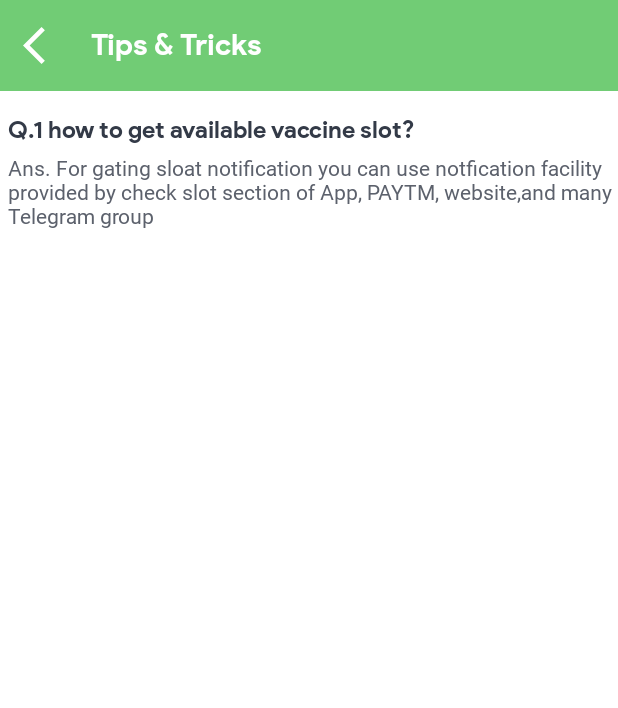
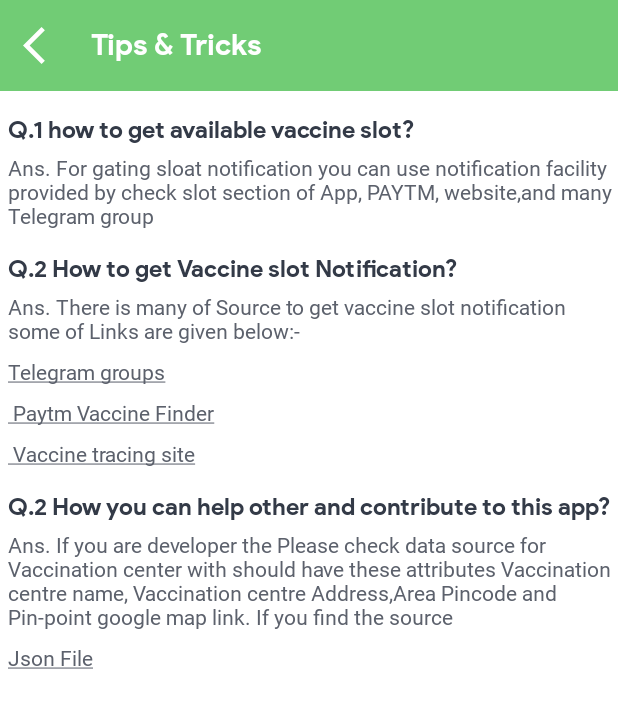
Before and after one commit to Marvel999/VCenter-Map, an Android app: the InfoActivity screen opened directly, with no data from a screen before it, on a phone screen of 412 x 824 dp. Shown: the top 708 px of the screen. Run offline under Robolectric (Android 15) with nearby library versions, the phone set to English and light mode, and no system bars.

Commit message:
Add content on info page

```diff
--- a/app/src/main/java/com/WrapX/vcentremap/InfoActivity.kt
+++ b/app/src/main/java/com/WrapX/vcentremap/InfoActivity.kt
@@ -2,6 +2,7 @@ package com.WrapX.vcentremap
 
 import androidx.appcompat.app.AppCompatActivity
 import android.os.Bundle
+import android.text.method.LinkMovementMethod
 import android.widget.ImageView
 import android.widget.TextView
 
@@ -9,15 +10,31 @@ class InfoActivity : AppCompatActivity() {
 
     private lateinit var backBtn:ImageView
     private lateinit var title:TextView
+    private lateinit var telegram:TextView
+    private lateinit var website:TextView
+    private lateinit var paytmFinder:TextView
     override fun onCreate(savedInstanceState: Bundle?) {
         super.onCreate(savedInstanceState)
         setContentView(R.layout.activity_info)
         backBtn=findViewById(R.id.back_btn)
         title=findViewById(R.id.title)
+        website=findViewById(R.id.website)
+        paytmFinder=findViewById(R.id.ptmfinder)
+        telegram=findViewById(R.id.telegramGroup)
         title.text="Tips & Tricks"
+        setClickableText()
         backBtn.setOnClickListener {
             onBackPressed()
         }
 
+
+
+    }
+
+    fun setClickableText(){
+        website.setMovementMethod(LinkMovementMethod.getInstance());
+        paytmFinder.setMovementMethod(LinkMovementMethod.getInstance());
+        telegram.setMovementMethod(LinkMovementMethod.getInstance());
+
     }
 }
--- a/app/src/main/res/layout/activity_info.xml
+++ b/app/src/main/res/layout/activity_info.xml
@@ -54,6 +54,116 @@
 
     </LinearLayout>
 
+
+
+    <LinearLayout
+        android:layout_width="match_parent"
+        android:layout_height="wrap_content"
+        android:orientation="vertical">
+
+        <TextView
+            android:id="@+id/qTitleTwo"
+            android:layout_width="match_parent"
+            android:layout_height="wrap_content"
+            android:fontFamily="@font/product_sans_bold"
+            android:textSize="16sp"
+            android:layout_marginTop="15dp"
+            android:textColor="@color/darkText"
+            android:text="@string/secondQuestion"
+            />
+
+        <TextView
+            android:id="@+id/answerTwo"
+            android:layout_width="match_parent"
+            android:layout_height="wrap_content"
+            android:fontFamily="@font/product_sans"
+            android:textSize="14sp"
+            android:layout_marginTop="5dp"
+            android:textColor="@color/liteText"
+            android:text="@string/secondAnswer"
+            />
+
+        <TextView
+            android:id="@+id/telegramGroup"
+            android:layout_width="match_parent"
+            android:layout_height="wrap_content"
+            android:fontFamily="@font/product_sans"
+            android:textSize="14sp"
+            android:clickable="true"
+            android:layout_marginTop="8dp"
+            android:textColor="@color/colorPrimary"
+            android:text="@string/VaccineAlert"
+             />
+        <TextView
+            android:id="@+id/ptmfinder"
+            android:layout_width="match_parent"
+            android:layout_height="wrap_content"
+            android:fontFamily="@font/product_sans"
+            android:textSize="14sp"
+            android:clickable="true"
+            android:layout_marginTop="8dp"
+            android:textColor="@color/colorPrimary"
+            android:text="@string/PaytmVFinder"
+            />
+        <TextView
+            android:id="@+id/website"
+            android:layout_width="match_parent"
+            android:layout_height="wrap_content"
+            android:fontFamily="@font/product_sans"
+            android:textSize="14sp"
+            android:clickable="true"
+            android:layout_marginTop="8dp"
+            android:textColor="@color/colorPrimary"
+            android:text="@string/vcovidTracker"
+       />
+
+    </LinearLayout>
+
+
+
+
+
+            <LinearLayout
+                android:layout_width="match_parent"
+                android:layout_height="wrap_content"
+                android:orientation="vertical">
+
+                <TextView
+                    android:id="@+id/qTitleThree"
+                    android:layout_width="match_parent"
+                    android:layout_height="wrap_content"
+                    android:fontFamily="@font/product_sans_bold"
+                    android:textSize="16sp"
+                    android:layout_marginTop="15dp"
+                    android:textColor="@color/darkText"
+                    android:text="@string/thirdQuestion"
+                    />
+
+                <TextView
+                    android:id="@+id/answerThree"
+                    android:layout_width="match_parent"
+                    android:layout_height="wrap_content"
+                    android:fontFamily="@font/product_sans"
+                    android:textSize="14sp"
+                    android:layout_marginTop="5dp"
+                    android:textColor="@color/liteText"
+                    android:text="@string/thirdAnswer"
+                    />
+
+                <TextView
+                    android:id="@+id/jsonFile"
+                    android:layout_width="match_parent"
+                    android:layout_height="wrap_content"
+                    android:fontFamily="@font/product_sans"
+                    android:textSize="14sp"
+                    android:clickable="true"
+                    android:layout_marginTop="8dp"
+                    android:textColor="@color/colorPrimary"
+                    android:text="@string/jsonFileLink"
+                    />
+
+            </LinearLayout>
+
         </LinearLayout>
 
     </ScrollView>
--- a/app/src/main/res/values/strings.xml
+++ b/app/src/main/res/values/strings.xml
@@ -16,6 +16,15 @@
     <string name="vactination_centre_near_you">Vactination Centre</string>
     <string name="enter_pincode_select_date_and_click_on_search_button_for_n_getting_vaccine_availability_in_your_area">Enter Pincode, Select Date and Click on Search Button For Getting vaccine availability in your Area.</string>
     <string name="firstQuestion">Q.1 how to get available vaccine slot?</string>
-    <string name="firstAnswer">Ans. For gating sloat notification you can use notfication facility provided by  check slot section of App, PAYTM, website,and many Telegram group</string>
+    <string name="firstAnswer">Ans. For gating sloat notification you can use notification facility provided by  check slot section of App, PAYTM, website,and many Telegram group</string>
+    <string name="secondQuestion">Q.2 How to get Vaccine slot Notification?</string>
+    <string name="secondAnswer">Ans. There is many of Source to get vaccine slot notification some of Links are given below:-</string>
+    <string name="VaccineAlert"><a href="https://campsite.bio/vaccine.alerts">Telegram groups</a></string>
+    <string name="vcovidTracker"><a href="https://www.labnol.org/covid19-vaccine-tracker-210501"> Vaccine tracing site</a></string>
+    <string name="PaytmVFinder"><a href="https://m.paytm.me/vaccineslotfinder"> Paytm Vaccine Finder</a></string>
 
+    <string name="thirdQuestion">Q.2 How you can help other and contribute to this app?</string>
+    <string name="thirdAnswer">Ans. If you are developer the Please check data source for Vaccination center with should have these
+    attributes "Vaccination centre name", "Vaccination centre Address","Area Pincode" and "Pin-point google map link". If you find the source  </string>
+    <string name="jsonFileLink"><a href="https://campsite.bio/vaccine.alerts">Json File</a></string>
 </resources>
```
